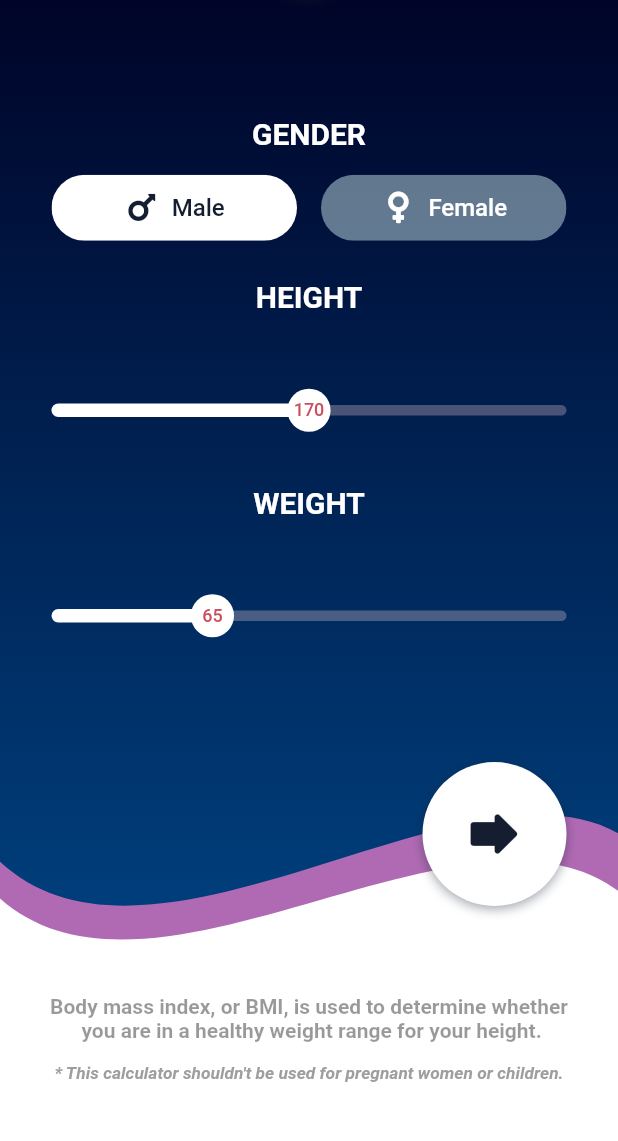
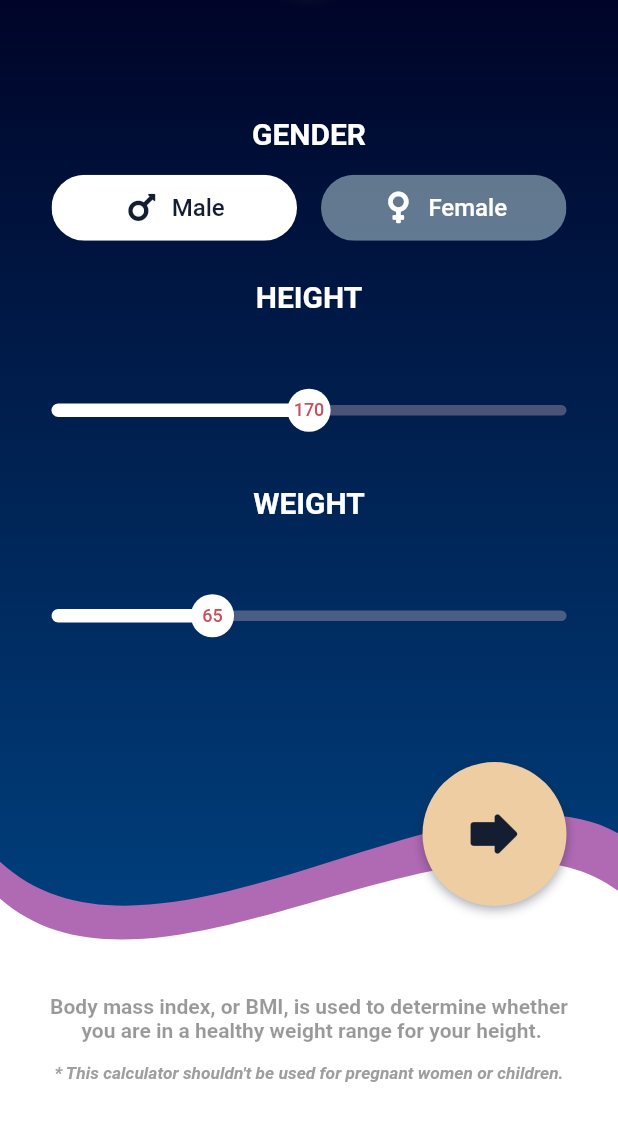
Before and after one commit to SHAHZAIB-prog/BMI-Calculator, a Flutter app: the screen it shows after launch, on a phone screen of 412 x 824 dp, the part 84-1225 px from its top. Run offline on Flutter 3.47's test engine with Material 2 defaults, Android fonts, the phone set to English and light mode, and no system bars; our stand-ins replace font_awesome_flutter.

```diff
--- a/lib/home/home_screen.dart
+++ b/lib/home/home_screen.dart
@@ -228,7 +228,7 @@ class _HomeScreenState extends State<HomeScreen> {
                       ],
                     ),
                     child: FlatButton(
-                      color: Colors.white,
+                      color: Color(0xFFEECDA3),
                       onPressed: () {
                         setState(() {
                           showResult = !showResult;
```
